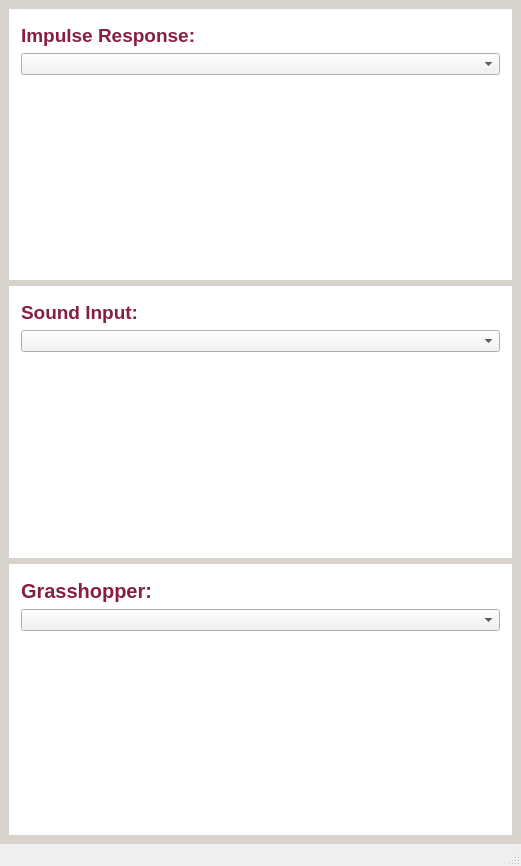
This is gui.ui in cuehling/acoustic-architecture as Qt 5 draws it before an edit. The edited form follows.
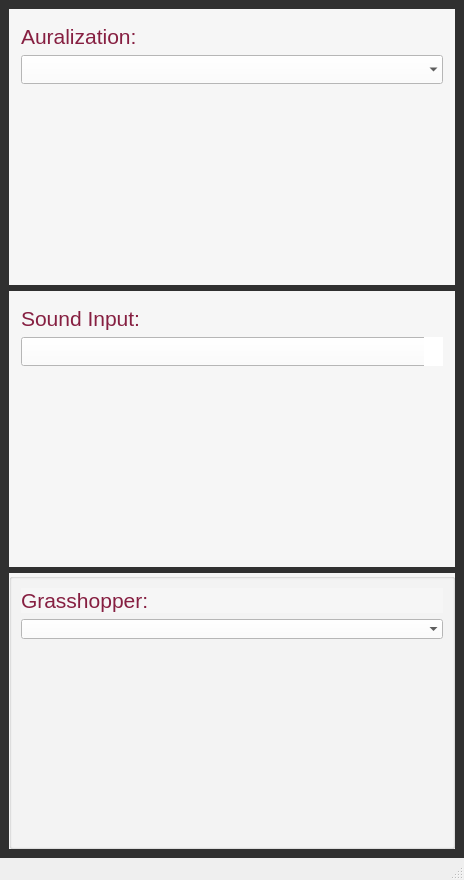
This is the edited form.

```diff
--- a/gui.ui
+++ b/gui.ui
@@ -6,8 +6,8 @@
    <rect>
     <x>0</x>
     <y>0</y>
-    <width>521</width>
-    <height>866</height>
+    <width>464</width>
+    <height>880</height>
    </rect>
   </property>
   <property name="windowTitle">
@@ -25,7 +25,7 @@
    </property>
    <property name="styleSheet">
     <string notr="true">QWidget{
-background-color: #D7D2CB
+background-color: #303030
 }</string>
    </property>
    <layout class="QGridLayout" name="gridLayout">
@@ -37,27 +37,27 @@
          <colorrole role="Button">
           <brush brushstyle="SolidPattern">
            <color alpha="255">
-            <red>255</red>
-            <green>255</green>
-            <blue>255</blue>
+            <red>246</red>
+            <green>246</green>
+            <blue>246</blue>
            </color>
           </brush>
          </colorrole>
          <colorrole role="Base">
           <brush brushstyle="SolidPattern">
            <color alpha="255">
-            <red>255</red>
-            <green>255</green>
-            <blue>255</blue>
+            <red>246</red>
+            <green>246</green>
+            <blue>246</blue>
            </color>
           </brush>
          </colorrole>
          <colorrole role="Window">
           <brush brushstyle="SolidPattern">
            <color alpha="255">
-            <red>255</red>
-            <green>255</green>
-            <blue>255</blue>
+            <red>246</red>
+            <green>246</green>
+            <blue>246</blue>
            </color>
           </brush>
          </colorrole>
@@ -66,27 +66,27 @@
          <colorrole role="Button">
           <brush brushstyle="SolidPattern">
            <color alpha="255">
-            <red>255</red>
-            <green>255</green>
-            <blue>255</blue>
+            <red>246</red>
+            <green>246</green>
+            <blue>246</blue>
            </color>
           </brush>
          </colorrole>
          <colorrole role="Base">
           <brush brushstyle="SolidPattern">
            <color alpha="255">
-            <red>255</red>
-            <green>255</green>
-            <blue>255</blue>
+            <red>246</red>
+            <green>246</green>
+            <blue>246</blue>
            </color>
           </brush>
          </colorrole>
          <colorrole role="Window">
           <brush brushstyle="SolidPattern">
            <color alpha="255">
-            <red>255</red>
-            <green>255</green>
-            <blue>255</blue>
+            <red>246</red>
+            <green>246</green>
+            <blue>246</blue>
            </color>
           </brush>
          </colorrole>
@@ -95,27 +95,27 @@
          <colorrole role="Button">
           <brush brushstyle="SolidPattern">
            <color alpha="255">
-            <red>255</red>
-            <green>255</green>
-            <blue>255</blue>
+            <red>246</red>
+            <green>246</green>
+            <blue>246</blue>
            </color>
           </brush>
          </colorrole>
          <colorrole role="Base">
           <brush brushstyle="SolidPattern">
            <color alpha="255">
-            <red>255</red>
-            <green>255</green>
-            <blue>255</blue>
+            <red>246</red>
+            <green>246</green>
+            <blue>246</blue>
            </color>
           </brush>
          </colorrole>
          <colorrole role="Window">
           <brush brushstyle="SolidPattern">
            <color alpha="255">
-            <red>255</red>
-            <green>255</green>
-            <blue>255</blue>
+            <red>246</red>
+            <green>246</green>
+            <blue>246</blue>
            </color>
           </brush>
          </colorrole>
@@ -130,9 +130,8 @@
       </property>
       <property name="styleSheet">
        <string notr="true">QGroupBox{
-background-color: #FFFFFF;
+background-color: #F6F6F6;
 border: #E5751F
-
 }</string>
       </property>
       <property name="title">
@@ -149,29 +148,37 @@
         <widget class="QLabel" name="label_3">
          <property name="font">
           <font>
-           <pointsize>14</pointsize>
-           <weight>75</weight>
-           <bold>true</bold>
+           <pointsize>16</pointsize>
+           <weight>50</weight>
+           <bold>false</bold>
           </font>
          </property>
          <property name="styleSheet">
           <string notr="true">QLabel{
-background-color: #FFFFFF;
+background-color: #F6F6F6;
 color: #861F41
 }</string>
          </property>
          <property name="text">
-          <string>Impulse Response:</string>
+          <string>Auralization:</string>
          </property>
         </widget>
        </item>
        <item row="1" column="0">
         <widget class="QComboBox" name="comboBox_2">
+         <property name="font">
+          <font>
+           <pointsize>14</pointsize>
+          </font>
+         </property>
          <property name="styleSheet">
           <string notr="true">QComboBox{
-background-color: #F2F2F2
+background-color: #FFFFFF;
 }</string>
          </property>
+         <property name="frame">
+          <bool>false</bool>
+         </property>
         </widget>
        </item>
        <item row="2" column="0">
@@ -194,9 +201,9 @@
      <widget class="QGroupBox" name="input">
       <property name="styleSheet">
        <string notr="true">QGroupBox{
-background-color: #FFFFFF;
-border: #E5751F
-
+background-color: #F6F6F6;
+border: #E5751F;
+outline-color: #E5751F;
 }</string>
       </property>
       <property name="title">
@@ -204,26 +211,44 @@
       </property>
       <layout class="QGridLayout" name="gridLayout_4">
        <item row="1" column="0">
-        <widget class="QComboBox" name="comboBox">
+        <widget class="QComboBox" name="sound_input_choice">
+         <property name="font">
+          <font>
+           <pointsize>14</pointsize>
+           <kerning>false</kerning>
+          </font>
+         </property>
          <property name="styleSheet">
           <string notr="true">QComboBox{
-background-color: #F2F2F2
+background-color: #FFFFFF;
+placeholder-text-color: #000000;
+color: #000000
+}
+QComboBox::drop-down{
+background-color: #FFFFFF;
+placeholder-text-color: #000000
 }</string>
          </property>
+         <property name="editable">
+          <bool>false</bool>
+         </property>
+         <property name="frame">
+          <bool>false</bool>
+         </property>
         </widget>
        </item>
        <item row="0" column="0">
         <widget class="QLabel" name="label_2">
          <property name="font">
           <font>
-           <pointsize>14</pointsize>
-           <weight>75</weight>
-           <bold>true</bold>
+           <pointsize>16</pointsize>
+           <weight>50</weight>
+           <bold>false</bold>
           </font>
          </property>
          <property name="styleSheet">
           <string notr="true">QLabel{
-background-color: #FFFFFF;
+background-color: #F6F6F6;
 color: #861F41
 }</string>
          </property>
@@ -250,11 +275,14 @@
     </item>
     <item row="2" column="0">
      <widget class="QGroupBox" name="grasshopper">
+      <property name="font">
+       <font>
+        <pointsize>14</pointsize>
+       </font>
+      </property>
       <property name="styleSheet">
        <string notr="true">QGroupBox{
-background-color: #FFFFFF;
-border: #E5751F
-
+background-color: #F6F6F6;
 }</string>
       </property>
       <property name="title">
@@ -265,14 +293,14 @@
         <widget class="QLabel" name="label">
          <property name="font">
           <font>
-           <pointsize>15</pointsize>
-           <weight>75</weight>
-           <bold>true</bold>
+           <pointsize>16</pointsize>
+           <weight>50</weight>
+           <bold>false</bold>
           </font>
          </property>
          <property name="styleSheet">
           <string notr="true">QLabel{
-background-color: #FFFFFF;
+background-color: #F6F6F6;
 color: #861F41
 }</string>
          </property>
@@ -298,9 +326,12 @@
         <widget class="QComboBox" name="comboBox_3">
          <property name="styleSheet">
           <string notr="true">QComboBox{
-background-color: #F2F2F2
+background-color: #FFFFFF;
 }</string>
          </property>
+         <property name="frame">
+          <bool>false</bool>
+         </property>
         </widget>
        </item>
       </layout>
```
Left out of the diff: 2 changed lines with no effect on the pictures.
